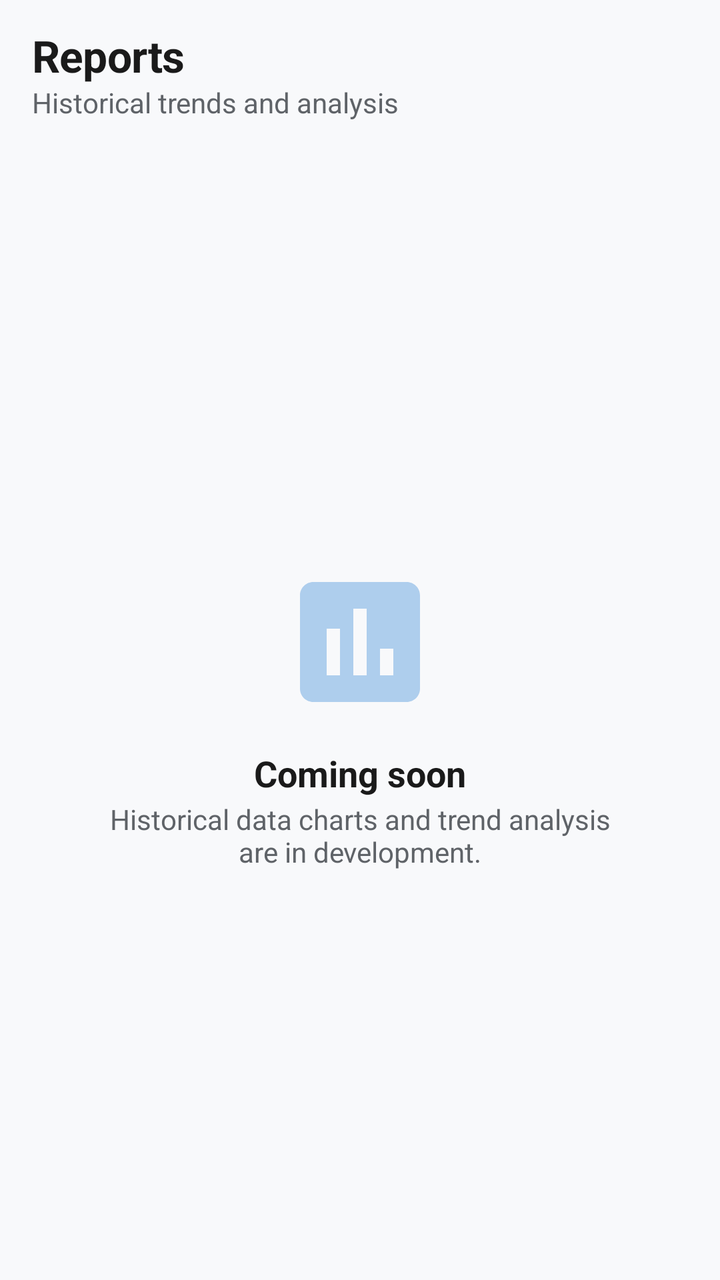
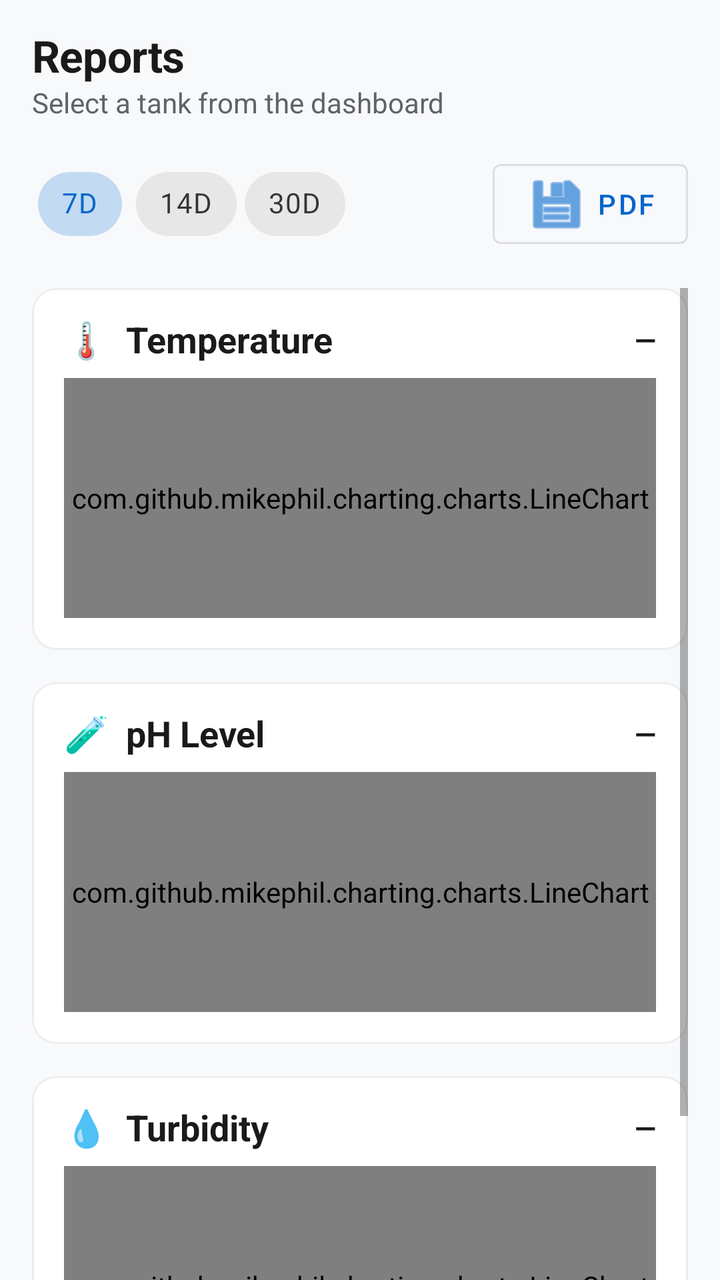

Compare the two renders of this Android layout. The source of the first and the diff that turns it into the second are given below.
<!-- AndroidManifest.xml: application theme Theme.CraySafe -->
<!-- res/layout/fragment_reports.xml -->
<?xml version="1.0" encoding="utf-8"?>
<androidx.constraintlayout.widget.ConstraintLayout
    xmlns:android="http://schemas.android.com/apk/res/android"
    xmlns:app="http://schemas.android.com/apk/res-auto"
    android:layout_width="match_parent"
    android:layout_height="match_parent"
    android:background="@color/background">

    <LinearLayout
        android:id="@+id/headerLayout"
        android:layout_width="match_parent"
        android:layout_height="wrap_content"
        android:orientation="vertical"
        android:padding="@dimen/space_md"
        android:paddingBottom="@dimen/space_sm"
        app:layout_constraintTop_toTopOf="parent">

        <TextView
            style="@style/Text.H2"
            android:layout_width="wrap_content"
            android:layout_height="wrap_content"
            android:text="Reports" />

        <TextView
            style="@style/Text.BodyMuted"
            android:layout_width="wrap_content"
            android:layout_height="wrap_content"
            android:text="Historical trends and analysis"
            android:layout_marginTop="2dp" />
    </LinearLayout>

    <LinearLayout
        android:layout_width="match_parent"
        android:layout_height="0dp"
        android:gravity="center"
        android:orientation="vertical"
        android:padding="@dimen/space_lg"
        app:layout_constraintTop_toBottomOf="@id/headerLayout"
        app:layout_constraintBottom_toBottomOf="parent">

        <ImageView
            android:layout_width="80dp"
            android:layout_height="80dp"
            android:src="@drawable/ic_reports"
            android:alpha="0.3"
            app:tint="@color/primary"
            android:contentDescription="Reports" />

        <TextView
            style="@style/Text.H3"
            android:layout_width="wrap_content"
            android:layout_height="wrap_content"
            android:text="Coming soon"
            android:layout_marginTop="@dimen/space_md" />

        <TextView
            style="@style/Text.BodyMuted"
            android:layout_width="wrap_content"
            android:layout_height="wrap_content"
            android:text="Historical data charts and trend analysis\nare in development."
            android:gravity="center"
            android:layout_marginTop="@dimen/space_xs" />
    </LinearLayout>

</androidx.constraintlayout.widget.ConstraintLayout>
<!-- resources referenced by this layout -->
<resources>
  <color name="background">#F8F9FB</color>
  <color name="primary">#0066CC</color>
  <dimen name="space_lg">24dp</dimen>
  <dimen name="space_md">16dp</dimen>
  <dimen name="space_sm">8dp</dimen>
  <dimen name="space_xs">4dp</dimen>
  <!-- drawable ic_reports (drawable) -->
  <vector xmlns:android="http://schemas.android.com/apk/res/android"
      android:width="24dp"
      android:height="24dp"
      android:viewportWidth="24"
      android:viewportHeight="24">
      <path
          android:fillColor="#FFFFFF"
          android:pathData="M19,3H5c-1.1,0 -2,0.9 -2,2v14c0,1.1 0.9,2 2,2h14c1.1,0 2,-0.9 2,-2V5c0,-1.1 -0.9,-2 -2,-2zM9,17H7v-7h2v7zM13,17h-2V7h2v10zM17,17h-2v-4h2v4z"/>
  </vector>
  <style name="Text.BodyMuted">
          <item name="android:textSize">14sp</item>
          <item name="android:textColor">@color/text_secondary</item>
      </style>
  <style name="Text.H2">
          <item name="android:textSize">22sp</item>
          <item name="android:textStyle">bold</item>
          <item name="android:letterSpacing">-0.01</item>
      </style>
  <style name="Text.H3">
          <item name="android:textSize">18sp</item>
          <item name="android:textStyle">bold</item>
      </style>
  <style name="Theme.CraySafe" parent="Theme.MaterialComponents.Light.NoActionBar">
          <item name="colorPrimary">@color/primary</item>
          <item name="colorPrimaryVariant">@color/primary_dark</item>
          <item name="colorOnPrimary">@color/white</item>
  
          <item name="colorSecondary">@color/secondary</item>
          <item name="colorSecondaryVariant">@color/secondary_dark</item>
          <item name="colorOnSecondary">@color/white</item>
  
          <item name="android:colorBackground">@color/background</item>
          <item name="colorSurface">@color/surface</item>
          <item name="colorOnSurface">@color/text_primary</item>
          <item name="colorError">@color/critical</item>
  
          <item name="android:statusBarColor">@color/primary_dark</item>
          <item name="android:windowLightStatusBar">false</item>
  
          <item name="android:navigationBarColor">@color/surface</item>
      </style>
  <color name="text_secondary">#5F6368</color>
  <color name="primary_dark">#004C99</color>
  <color name="white">#FFFFFFFF</color>
  <color name="secondary">#00B8A0</color>
  <color name="secondary_dark">#008A78</color>
  <color name="surface">#FFFFFF</color>
  <color name="text_primary">#1A1A1A</color>
  <color name="critical">#D32F2F</color>
</resources>

<!-- the commit's change to res/layout/fragment_reports.xml (unified diff, before → after) -->
@@ -12,7 +12,6 @@
         android:layout_height="wrap_content"
         android:orientation="vertical"
         android:padding="@dimen/space_md"
-        android:paddingBottom="@dimen/space_sm"
         app:layout_constraintTop_toTopOf="parent">
 
         <TextView
@@ -22,44 +21,278 @@
             android:text="Reports" />
 
         <TextView
+            android:id="@+id/tvTankName"
             style="@style/Text.BodyMuted"
             android:layout_width="wrap_content"
             android:layout_height="wrap_content"
-            android:text="Historical trends and analysis"
+            android:text="Select a tank from the dashboard"
             android:layout_marginTop="2dp" />
+
+        <LinearLayout
+            android:layout_width="match_parent"
+            android:layout_height="wrap_content"
+            android:orientation="horizontal"
+            android:gravity="center_vertical"
+            android:layout_marginTop="@dimen/space_md">
+
+            <com.google.android.material.chip.ChipGroup
+                android:id="@+id/chipGroupRange"
+                android:layout_width="0dp"
+                android:layout_height="wrap_content"
+                android:layout_weight="1"
+                app:singleSelection="true"
+                app:selectionRequired="true"
+                app:chipSpacingHorizontal="@dimen/space_xs">
+
+                <com.google.android.material.chip.Chip
+                    android:id="@+id/chip7d"
+                    style="@style/Widget.MaterialComponents.Chip.Choice"
+                    android:layout_width="wrap_content"
+                    android:layout_height="wrap_content"
+                    android:text="7D"
+                    android:checkable="true"
+                    android:checked="true"
+                    android:textAllCaps="false" />
+
+                <com.google.android.material.chip.Chip
+                    android:id="@+id/chip14d"
+                    style="@style/Widget.MaterialComponents.Chip.Choice"
+                    android:layout_width="wrap_content"
+                    android:layout_height="wrap_content"
+                    android:text="14D"
+                    android:checkable="true"
+                    android:textAllCaps="false" />
+
+                <com.google.android.material.chip.Chip
+                    android:id="@+id/chip30d"
+                    style="@style/Widget.MaterialComponents.Chip.Choice"
+                    android:layout_width="wrap_content"
+                    android:layout_height="wrap_content"
+                    android:text="30D"
+                    android:checkable="true"
+                    android:textAllCaps="false" />
+            </com.google.android.material.chip.ChipGroup>
+
+            <com.google.android.material.button.MaterialButton
+                android:id="@+id/btnDownloadPdf"
+                style="@style/Widget.MaterialComponents.Button.OutlinedButton"
+                android:layout_width="wrap_content"
+                android:layout_height="wrap_content"
+                android:text="PDF"
+                android:textAllCaps="false"
+                android:minWidth="0dp"
+                android:paddingStart="@dimen/space_md"
+                android:paddingEnd="@dimen/space_md"
+                app:icon="@android:drawable/ic_menu_save"
+                app:iconGravity="textStart" />
+        </LinearLayout>
     </LinearLayout>
 
-    <LinearLayout
+    <ScrollView
         android:layout_width="match_parent"
         android:layout_height="0dp"
-        android:gravity="center"
-        android:orientation="vertical"
-        android:padding="@dimen/space_lg"
+        android:paddingHorizontal="@dimen/space_md"
+        android:paddingBottom="@dimen/space_md"
+        android:clipToPadding="false"
         app:layout_constraintTop_toBottomOf="@id/headerLayout"
         app:layout_constraintBottom_toBottomOf="parent">
 
-        <ImageView
-            android:layout_width="80dp"
-            android:layout_height="80dp"
-            android:src="@drawable/ic_reports"
-            android:alpha="0.3"
-            app:tint="@color/primary"
-            android:contentDescription="Reports" />
-
-        <TextView
-            style="@style/Text.H3"
-            android:layout_width="wrap_content"
-            android:layout_height="wrap_content"
-            android:text="Coming soon"
-            android:layout_marginTop="@dimen/space_md" />
-
-        <TextView
-            style="@style/Text.BodyMuted"
-            android:layout_width="wrap_content"
-            android:layout_height="wrap_content"
-            android:text="Historical data charts and trend analysis\nare in development."
-            android:gravity="center"
-            android:layout_marginTop="@dimen/space_xs" />
-    </LinearLayout>
-
+        <LinearLayout
+            android:id="@+id/contentLayout"
+            android:layout_width="match_parent"
+            android:layout_height="wrap_content"
+            android:orientation="vertical">
+
+            
+            <com.google.android.material.card.MaterialCardView
+                android:id="@+id/cardTemperature"
+                android:layout_width="match_parent"
+                android:layout_height="wrap_content"
+                android:layout_marginBottom="@dimen/space_md"
+                android:clickable="true"
+                android:focusable="true"
+                app:cardCornerRadius="@dimen/radius_md"
+                app:cardElevation="0dp"
+                app:strokeColor="@color/card_stroke"
+                app:strokeWidth="1dp"
+                app:rippleColor="@color/surface_variant">
+
+                <LinearLayout
+                    android:layout_width="match_parent"
+                    android:layout_height="wrap_content"
+                    android:orientation="vertical"
+                    android:padding="@dimen/space_md">
+
+                    <LinearLayout
+                        android:layout_width="match_parent"
+                        android:layout_height="wrap_content"
+                        android:orientation="horizontal"
+                        android:gravity="center_vertical">
+
+                        <TextView
+                            style="@style/Text.H3"
+                            android:layout_width="0dp"
+                            android:layout_height="wrap_content"
+                            android:layout_weight="1"
+                            android:text="🌡️  Temperature" />
+
+                        <TextView
+                            android:id="@+id/tvTempAvg"
+                            style="@style/Text.Body"
+                            android:layout_width="wrap_content"
+                            android:layout_height="wrap_content"
+                            android:text="—"
+                            android:textStyle="bold" />
+                    </LinearLayout>
+
+                    <com.github.mikephil.charting.charts.LineChart
+                        android:id="@+id/chartTemperature"
+                        android:layout_width="match_parent"
+                        android:layout_height="120dp"
+                        android:layout_marginTop="@dimen/space_sm" />
+                </LinearLayout>
+            </com.google.android.material.card.MaterialCardView>
+
+            
+            <com.google.android.material.card.MaterialCardView
+                android:id="@+id/cardPh"
+                android:layout_width="match_parent"
+                android:layout_height="wrap_content"
+                android:layout_marginBottom="@dimen/space_md"
+                android:clickable="true"
+                android:focusable="true"
+                app:cardCornerRadius="@dimen/radius_md"
+                app:cardElevation="0dp"
+                app:strokeColor="@color/card_stroke"
+                app:strokeWidth="1dp"
+                app:rippleColor="@color/surface_variant">
+
+                <LinearLayout
+                    android:layout_width="match_parent"
+                    android:layout_height="wrap_content"
+                    android:orientation="vertical"
+                    android:padding="@dimen/space_md">
+
+                    <LinearLayout
+                        android:layout_width="match_parent"
+                        android:layout_height="wrap_content"
+                        android:orientation="horizontal"
+                        android:gravity="center_vertical">
+
+                        <TextView
+                            style="@style/Text.H3"
+                            android:layout_width="0dp"
+                            android:layout_height="wrap_content"
+                            android:layout_weight="1"
+                            android:text="🧪  pH Level" />
+
+                        <TextView
+                            android:id="@+id/tvPhAvg"
+                            style="@style/Text.Body"
+                            android:layout_width="wrap_content"
+                            android:layout_height="wrap_content"
+                            android:text="—"
+                            android:textStyle="bold" />
+                    </LinearLayout>
+
+                    <com.github.mikephil.charting.charts.LineChart
+                        android:id="@+id/chartPh"
+                        android:layout_width="match_parent"
+                        android:layout_height="120dp"
+                        android:layout_marginTop="@dimen/space_sm" />
+                </LinearLayout>
+            </com.google.android.material.card.MaterialCardView>
+
+            
+            <com.google.android.material.card.MaterialCardView
+                android:id="@+id/cardTurbidity"
+                android:layout_width="match_parent"
+                android:layout_height="wrap_content"
+                android:clickable="true"
+                android:focusable="true"
+                app:cardCornerRadius="@dimen/radius_md"
+                app:cardElevation="0dp"
+                app:strokeColor="@color/card_stroke"
+                app:strokeWidth="1dp"
+                app:rippleColor="@color/surface_variant">
+
+                <LinearLayout
+                    android:layout_width="match_parent"
+                    android:layout_height="wrap_content"
+                    android:orientation="vertical"
+                    android:padding="@dimen/space_md">
+
+                    <LinearLayout
+                        android:layout_width="match_parent"
+                        android:layout_height="wrap_content"
+                        android:orientation="horizontal"
+                        android:gravity="center_vertical">
+
+                        <TextView
+                            style="@style/Text.H3"
+                            android:layout_width="0dp"
+                            android:layout_height="wrap_content"
+                            android:layout_weight="1"
+                            android:text="💧  Turbidity" />
+
+                        <TextView
+                            android:id="@+id/tvTurbAvg"
+                            style="@style/Text.Body"
+                            android:layout_width="wrap_content"
+                            android:layout_height="wrap_content"
+                            android:text="—"
+                            android:textStyle="bold" />
+                    </LinearLayout>
+
+                    <com.github.mikephil.charting.charts.LineChart
+                        android:id="@+id/chartTurbidity"
+                        android:layout_width="match_parent"
+                        android:layout_height="120dp"
+                        android:layout_marginTop="@dimen/space_sm" />
+                </LinearLayout>
+            </com.google.android.material.card.MaterialCardView>
+
+            
+            <LinearLayout
+                android:id="@+id/emptyStateLayout"
+                android:layout_width="match_parent"
+                android:layout_height="wrap_content"
+                android:gravity="center"
+                android:orientation="vertical"
+                android:padding="@dimen/space_xl"
+                android:visibility="gone">
+
+                <ImageView
+                    android:layout_width="80dp"
+                    android:layout_height="80dp"
+                    android:src="@drawable/ic_reports"
+                    android:alpha="0.3"
+                    app:tint="@color/text_tertiary"
+                    android:contentDescription="No data" />
+
+                <TextView
+                    style="@style/Text.H3"
+                    android:layout_width="wrap_content"
+                    android:layout_height="wrap_content"
+                    android:text="No data yet"
+                    android:layout_marginTop="@dimen/space_md" />
+
+                <TextView
+                    style="@style/Text.BodyMuted"
+                    android:layout_width="wrap_content"
+                    android:layout_height="wrap_content"
+                    android:text="Readings will appear here once your\ntank collects sensor data."
+                    android:gravity="center"
+                    android:layout_marginTop="@dimen/space_xs" />
+            </LinearLayout>
+
+            <ProgressBar
+                android:id="@+id/progressBar"
+                android:layout_width="24dp"
+                android:layout_height="24dp"
+                android:layout_gravity="center"
+                android:layout_marginTop="@dimen/space_md"
+                android:visibility="gone" />
+        </LinearLayout>
+    </ScrollView>
 </androidx.constraintlayout.widget.ConstraintLayout>
<!-- resource entries referenced after the edit -->
@@ -1,10 +1,13 @@
 <!-- resources referenced by this layout -->
 <resources>
   <color name="background">#F8F9FB</color>
-  <color name="primary">#0066CC</color>
-  <dimen name="space_lg">24dp</dimen>
+  <color name="card_stroke">#EBEDF0</color>
+  <color name="surface_variant">#F1F3F5</color>
+  <color name="text_tertiary">#9AA0A6</color>
+  <dimen name="radius_md">12dp</dimen>
   <dimen name="space_md">16dp</dimen>
   <dimen name="space_sm">8dp</dimen>
+  <dimen name="space_xl">32dp</dimen>
   <dimen name="space_xs">4dp</dimen>
   <!-- drawable ic_reports (drawable) -->
   <vector xmlns:android="http://schemas.android.com/apk/res/android"
@@ -16,6 +19,9 @@
           android:fillColor="#FFFFFF"
           android:pathData="M19,3H5c-1.1,0 -2,0.9 -2,2v14c0,1.1 0.9,2 2,2h14c1.1,0 2,-0.9 2,-2V5c0,-1.1 -0.9,-2 -2,-2zM9,17H7v-7h2v7zM13,17h-2V7h2v10zM17,17h-2v-4h2v4z"/>
   </vector>
+  <style name="Text.Body">
+          <item name="android:textSize">14sp</item>
+      </style>
   <style name="Text.BodyMuted">
           <item name="android:textSize">14sp</item>
           <item name="android:textColor">@color/text_secondary</item>
@@ -49,6 +55,7 @@
           <item name="android:navigationBarColor">@color/surface</item>
       </style>
   <color name="text_secondary">#5F6368</color>
+  <color name="primary">#0066CC</color>
   <color name="primary_dark">#004C99</color>
   <color name="white">#FFFFFFFF</color>
   <color name="secondary">#00B8A0</color>
